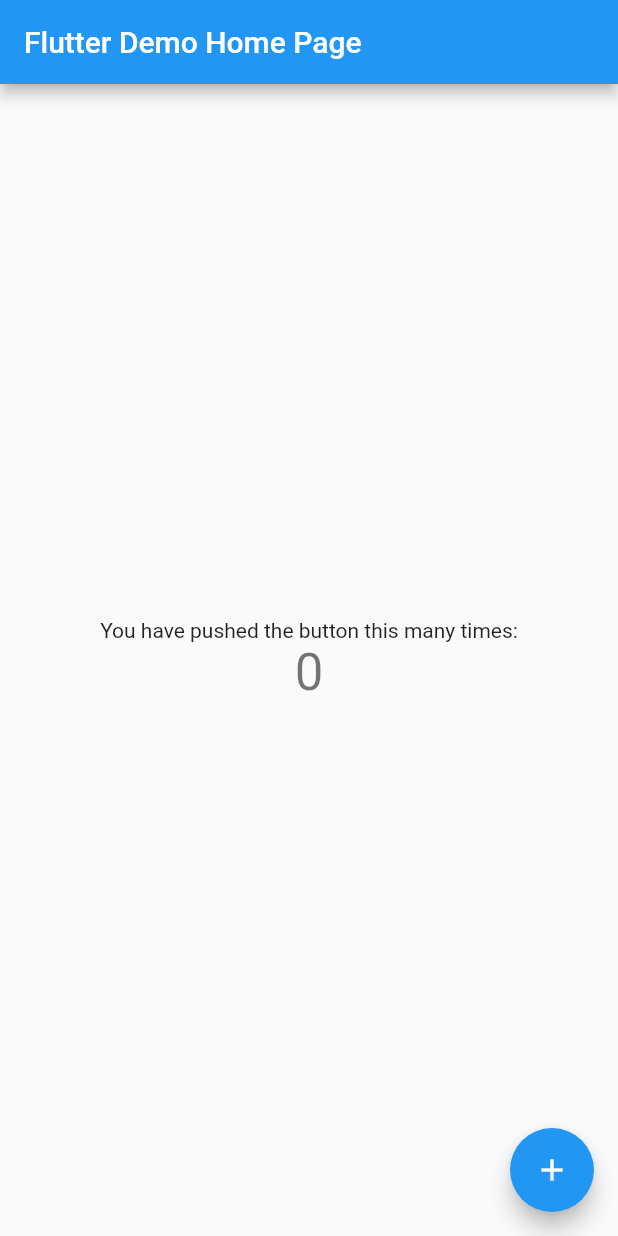
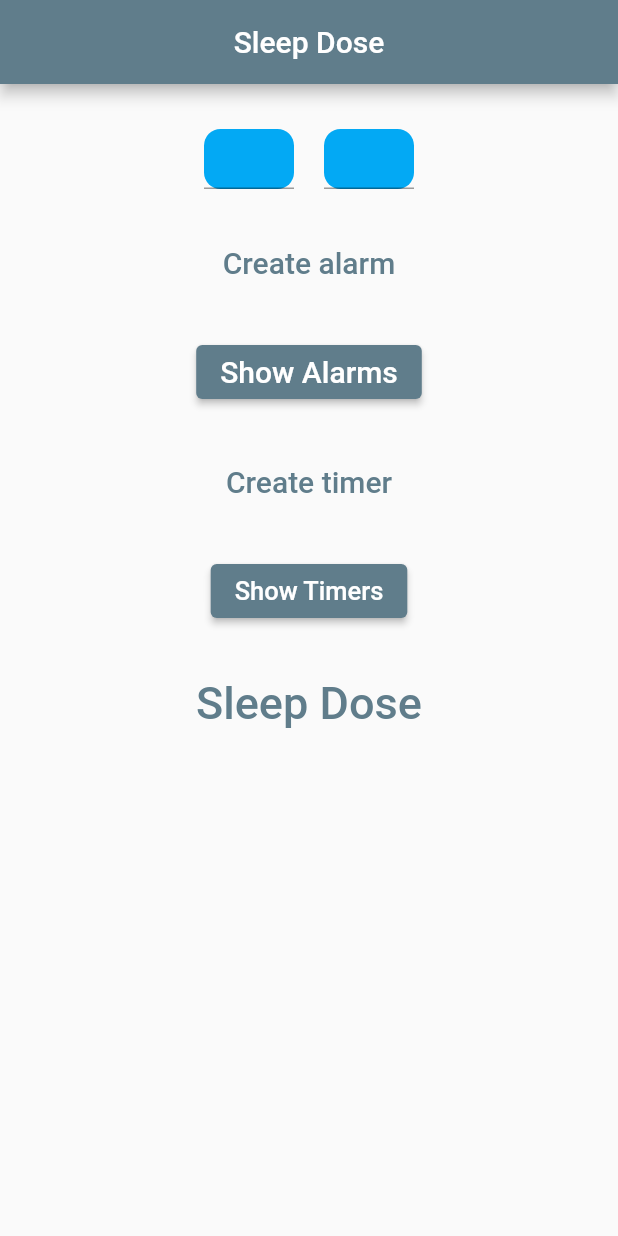
Before and after one commit to ItsLance/HealthySleepDose, a Flutter app: the screen it shows after launch, on a phone screen of 412 x 824 dp. Run offline on Flutter 3.47's test engine with Material 2 defaults, Android fonts, the phone set to English and light mode, and no system bars; missing offline and left inert: flutter_alarm_clock.

Commit message:
all code done

```diff
--- a/sleep_well/lib/main.dart
+++ b/sleep_well/lib/main.dart
@@ -1,115 +1,172 @@
+import 'package:flutter/cupertino.dart';
 import 'package:flutter/material.dart';
+import 'package:flutter_alarm_clock/flutter_alarm_clock.dart';
 
 void main() {
-  runApp(const MyApp());
+  runApp(MyApp());
 }
 
 class MyApp extends StatelessWidget {
-  const MyApp({Key? key}) : super(key: key);
-
-  // This widget is the root of your application.
   @override
   Widget build(BuildContext context) {
     return MaterialApp(
-      title: 'Flutter Demo',
+      debugShowCheckedModeBanner: false,
+      title: 'Flutter Alarm Clock',
       theme: ThemeData(
-        // This is the theme of your application.
-        //
-        // Try running your application with "flutter run". You'll see the
-        // application has a blue toolbar. Then, without quitting the app, try
-        // changing the primarySwatch below to Colors.green and then invoke
-        // "hot reload" (press "r" in the console where you ran "flutter run",
-        // or simply save your changes to "hot reload" in a Flutter IDE).
-        // Notice that the counter didn't reset back to zero; the application
-        // is not restarted.
-        primarySwatch: Colors.blue,
+        primarySwatch: Colors.blueGrey,
       ),
-      home: const MyHomePage(title: 'Flutter Demo Home Page'),
+      home: MyHomePage(),
     );
   }
 }
 
 class MyHomePage extends StatefulWidget {
-  const MyHomePage({Key? key, required this.title}) : super(key: key);
-
-  // This widget is the home page of your application. It is stateful, meaning
-  // that it has a State object (defined below) that contains fields that affect
-  // how it looks.
-
-  // This class is the configuration for the state. It holds the values (in this
-  // case the title) provided by the parent (in this case the App widget) and
-  // used by the build method of the State. Fields in a Widget subclass are
-  // always marked "final".
-
-  final String title;
-
   @override
   State<MyHomePage> createState() => _MyHomePageState();
 }
 
 class _MyHomePageState extends State<MyHomePage> {
-  int _counter = 0;
-
-  void _incrementCounter() {
-    setState(() {
-      // This call to setState tells the Flutter framework that something has
-      // changed in this State, which causes it to rerun the build method below
-      // so that the display can reflect the updated values. If we changed
-      // _counter without calling setState(), then the build method would not be
-      // called again, and so nothing would appear to happen.
-      _counter++;
-    });
-  }
-
+  // creating text ediiting controller to take hour
+  // and minute as input
+  TextEditingController hourController = TextEditingController();
+  TextEditingController minuteController = TextEditingController();
   @override
   Widget build(BuildContext context) {
-    // This method is rerun every time setState is called, for instance as done
-    // by the _incrementCounter method above.
-    //
-    // The Flutter framework has been optimized to make rerunning build methods
-    // fast, so that you can just rebuild anything that needs updating rather
-    // than having to individually change instances of widgets.
     return Scaffold(
       appBar: AppBar(
-        // Here we take the value from the MyHomePage object that was created by
-        // the App.build method, and use it to set our appbar title.
-        title: Text(widget.title),
+        title: const Text('Sleep Dose'),
+        centerTitle: true,
       ),
       body: Center(
-        // Center is a layout widget. It takes a single child and positions it
-        // in the middle of the parent.
-        child: Column(
-          // Column is also a layout widget. It takes a list of children and
-          // arranges them vertically. By default, it sizes itself to fit its
-          // children horizontally, and tries to be as tall as its parent.
-          //
-          // Invoke "debug painting" (press "p" in the console, choose the
-          // "Toggle Debug Paint" action from the Flutter Inspector in Android
-          // Studio, or the "Toggle Debug Paint" command in Visual Studio Code)
-          // to see the wireframe for each widget.
-          //
-          // Column has various properties to control how it sizes itself and
-          // how it positions its children. Here we use mainAxisAlignment to
-          // center the children vertically; the main axis here is the vertical
-          // axis because Columns are vertical (the cross axis would be
-          // horizontal).
+          child: Column(children: <Widget>[
+        SizedBox(height: 30),
+        Row(
           mainAxisAlignment: MainAxisAlignment.center,
-          children: <Widget>[
-            const Text(
-              'You have pushed the button this many times:',
+          children: [
+            Container(
+              height: 40,
+              width: 60,
+              decoration: BoxDecoration(
+                  shape: BoxShape.rectangle,
+                  color: Colors.lightBlue,
+                  borderRadius: BorderRadius.circular(11)),
+              child: Center(
+                child: TextField(
+                  controller: hourController,
+                  keyboardType: TextInputType.number,
+                ),
+              ),
             ),
-            Text(
-              '$_counter',
-              style: Theme.of(context).textTheme.headline4,
+            SizedBox(width: 20),
+            Container(
+              height: 40,
+              width: 60,
+              decoration: BoxDecoration(
+                  shape: BoxShape.rectangle,
+                  color: Colors.lightBlue,
+                  borderRadius: BorderRadius.circular(11)),
+              child: Center(
+                child: TextField(
+                  controller: minuteController,
+                  keyboardType: TextInputType.number,
+                ),
+              ),
             ),
           ],
         ),
-      ),
-      floatingActionButton: FloatingActionButton(
-        onPressed: _incrementCounter,
-        tooltip: 'Increment',
-        child: const Icon(Icons.add),
-      ), // This trailing comma makes auto-formatting nicer for build methods.
+        Container(
+          margin: const EdgeInsets.all(25),
+          child: TextButton(
+            child: const Text(
+              'Create alarm',
+              style: TextStyle(fontSize: 20.0),
+            ),
+            onPressed: () {
+              int hour;
+              int minutes;
+              hour = int.parse(hourController.text);
+              minutes = int.parse(minuteController.text);
+
+              // creating alarm after converting hour
+              // and minute into integer
+              FlutterAlarmClock.createAlarm(hour, minutes);
+            },
+          ),
+        ),
+        ElevatedButton(
+          onPressed: () {
+            // show alarm
+            FlutterAlarmClock.showAlarms();
+          },
+          child: const Text(
+            'Show Alarms',
+            style: TextStyle(fontSize: 20.0),
+          ),
+        ),
+        Container(
+          margin: const EdgeInsets.all(25),
+          child: TextButton(
+              child: const Text(
+                'Create timer',
+                style: TextStyle(fontSize: 20.0),
+              ),
+              onPressed: () {
+                int minutes;
+                minutes = int.parse(minuteController.text);
+
+                // create timer
+                FlutterAlarmClock.createTimer(minutes * 60);
+                showDialog(
+                    context: context,
+                    builder: (context) {
+                      return AboutDialog(
+                        children: [
+                          Center(
+                            child: Text("Timer is set",
+                                style: TextStyle(
+                                    fontSize: 20, fontWeight: FontWeight.bold)),
+                          )
+                        ],
+                      );
+                    });
+              }),
+        ),
+        ElevatedButton(
+          onPressed: () {
+            // show timers
+            FlutterAlarmClock.showTimers();
+          },
+          child: Text(
+            "Show Timers",
+            style: TextStyle(fontSize: 17),
+          ),
+        ),
+        Container(
+          margin: const EdgeInsets.all(25),
+          child: TextButton(
+              child: const Text(
+                'Sleep Dose',
+                style: TextStyle(fontSize: 30.0),
+              ),
+              onPressed: () {
+                FlutterAlarmClock.createTimer(32400); // 9 hours total
+
+                showDialog(
+                    context: context,
+                    builder: (context) {
+                      return AboutDialog(
+                        children: [
+                          Center(
+                            child: Text("Timer is set",
+                                style: TextStyle(
+                                    fontSize: 20, fontWeight: FontWeight.bold)),
+                          )
+                        ],
+                      );
+                    });
+              }),
+        )
+      ])),
     );
   }
 }
```
Also changed, not shown: 1 other file.
